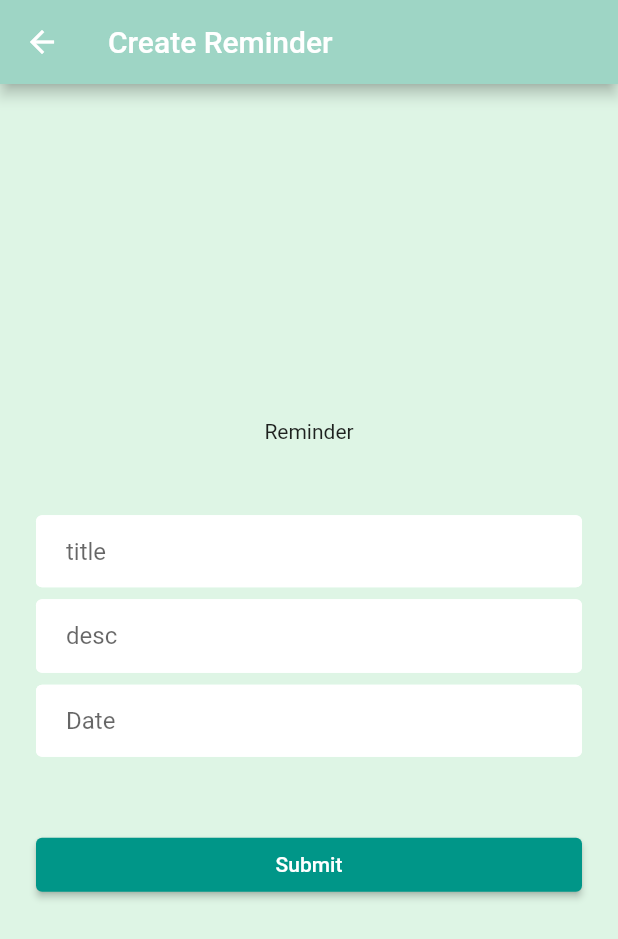
After one commit to ikhsan34/buruan, a Flutter app: the Reminder screen opened by its route, on a phone screen of 412 x 824 dp. The commit adds this screen. Shown: the top 939 px of the screen. Run offline on Flutter 3.47's test engine with Material 2 defaults, Android fonts, the phone set to English and light mode, and no system bars.

Commit message:
add reminder but input not yet

```diff
--- a/lib/dashboard.dart
+++ b/lib/dashboard.dart
@@ -1,6 +1,6 @@
-// ignore_for_file: prefer_const_constructors
-
 import 'package:flutter/material.dart';
+import 'package:buruan/login.dart';
+import 'package:buruan/reminder.dart';
 
 void main() {
   runApp(new MaterialApp(home: Dashboard()));
@@ -27,16 +27,16 @@ class _DashboardState extends State<Dashboard> {
         child: Icon(Icons.add_sharp),
         backgroundColor: Color(0xff009688),
         foregroundColor: Color(0xffffffff),
-        onPressed: () => {},
+        onPressed: () => {Navigator.of(context).pushNamed(Reminder.tag)},
       ),
       body: const Center(
         child: Text('Dashboard'),
       ),
       drawer: Drawer(
         backgroundColor: Color(0xFF9ED5C5),
-        child: ListView(
+        child: Column(
           // Important: Remove any padding from the ListView.
-          padding: EdgeInsets.all(8),
+          // padding: EdgeInsets.all(8),
           children: <Widget>[
             Container(
               height: 50.0,
@@ -66,13 +66,20 @@ class _DashboardState extends State<Dashboard> {
               onPressed: () {},
               child: const Text('History'),
             ),
-            Divider(),
+            Expanded(
+              flex: 6,
+              child: Align(
+                alignment: Alignment.bottomCenter,
+              ),
+            ),
             ElevatedButton(
               style: ElevatedButton.styleFrom(
                 foregroundColor: Color(0xFFFFFFFF),
                 backgroundColor: Color(0xFF8EC3B0),
               ),
-              onPressed: () {},
+              onPressed: () {
+                Navigator.of(context).pushNamed(Login.tag);
+              },
               child: const Text('Log Out'),
             ),
           ],
--- a/lib/main.dart
+++ b/lib/main.dart
@@ -6,6 +6,7 @@ import 'package:buruan/login.dart';
 import 'package:flutter/material.dart';
 import 'package:buruan/register.dart';
 import 'package:buruan/dashboard.dart';
+import 'package:buruan/reminder.dart';
 
 void main() {
   runApp(MyApp());
@@ -18,6 +19,7 @@ class MyApp extends StatelessWidget {
     Login.tag: (context) => const Login(),
     Register.tag: (context) => const Register(),
     Dashboard.tag: (context) => const Dashboard(),
+    Reminder.tag: (context) => const Reminder(),
   };
 
   @override
--- /dev/null
+++ b/lib/reminder.dart
@@ -0,0 +1,94 @@
+import 'package:flutter/material.dart';
+
+class Reminder extends StatefulWidget {
+  static String tag = 'Reminder-page';
+
+  const Reminder({super.key});
+  @override
+  _ReminderState createState() => _ReminderState();
+}
+
+class _ReminderState extends State<Reminder> {
+  @override
+  Widget build(BuildContext context) {
+    const logo = Center(
+      child: Text("Reminder"),
+    );
+
+    final title = TextFormField(
+      keyboardType: TextInputType.name,
+      autofocus: false,
+      decoration: InputDecoration(
+        filled: true,
+        fillColor: Colors.white,
+        hintText: 'title',
+        contentPadding: const EdgeInsets.fromLTRB(20.0, 10.0, 20.0, 10.0),
+        border: OutlineInputBorder(borderRadius: BorderRadius.circular(10)),
+        enabledBorder: const OutlineInputBorder(
+            borderSide: BorderSide(color: Colors.white)),
+      ),
+    );
+
+    final desc = TextFormField(
+      keyboardType: TextInputType.text,
+      autofocus: false,
+      decoration: InputDecoration(
+        filled: true,
+        fillColor: Colors.white,
+        hintText: 'desc',
+        contentPadding: const EdgeInsets.fromLTRB(20.0, 20.0, 20.0, 10.0),
+        border: OutlineInputBorder(borderRadius: BorderRadius.circular(10)),
+        enabledBorder: const OutlineInputBorder(
+            borderSide: BorderSide(color: Colors.white)),
+      ),
+    );
+
+    final date = TextFormField(
+      keyboardType: TextInputType.datetime,
+      autofocus: false,
+      decoration: InputDecoration(
+        filled: true,
+        fillColor: Colors.white,
+        hintText: 'Date',
+        contentPadding: const EdgeInsets.fromLTRB(20.0, 10.0, 20.0, 10.0),
+        border: OutlineInputBorder(borderRadius: BorderRadius.circular(10)),
+        enabledBorder: const OutlineInputBorder(
+            borderSide: BorderSide(color: Colors.white)),
+      ),
+    );
+
+    final ReminderButton = Padding(
+      padding: const EdgeInsets.symmetric(vertical: 0),
+      child: ElevatedButton(
+        style: ElevatedButton.styleFrom(backgroundColor: Color(0xFF009688)),
+        onPressed: () {},
+        child: const Text('Submit'),
+      ),
+    );
+
+    return Scaffold(
+      appBar: AppBar(
+        title: Text("Create Reminder"),
+        backgroundColor: Color(0xFF9ED5C5),
+      ),
+      backgroundColor: const Color(0xFFDEF5E5),
+      body: Center(
+        child: ListView(
+          shrinkWrap: true,
+          padding: const EdgeInsets.only(left: 24.0, right: 24.0),
+          children: <Widget>[
+            logo,
+            const SizedBox(height: 48.0),
+            title,
+            const SizedBox(height: 8.0),
+            desc,
+            const SizedBox(height: 8.0),
+            date,
+            const SizedBox(height: 48),
+            ReminderButton,
+          ],
+        ),
+      ),
+    );
+  }
+}
```
